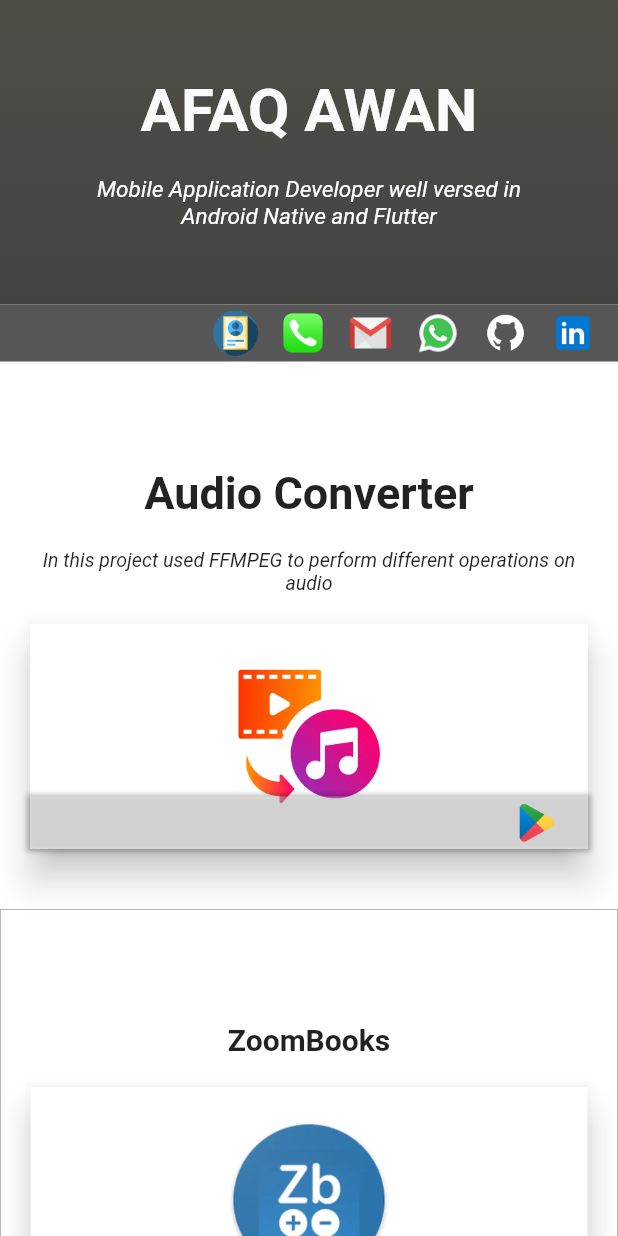
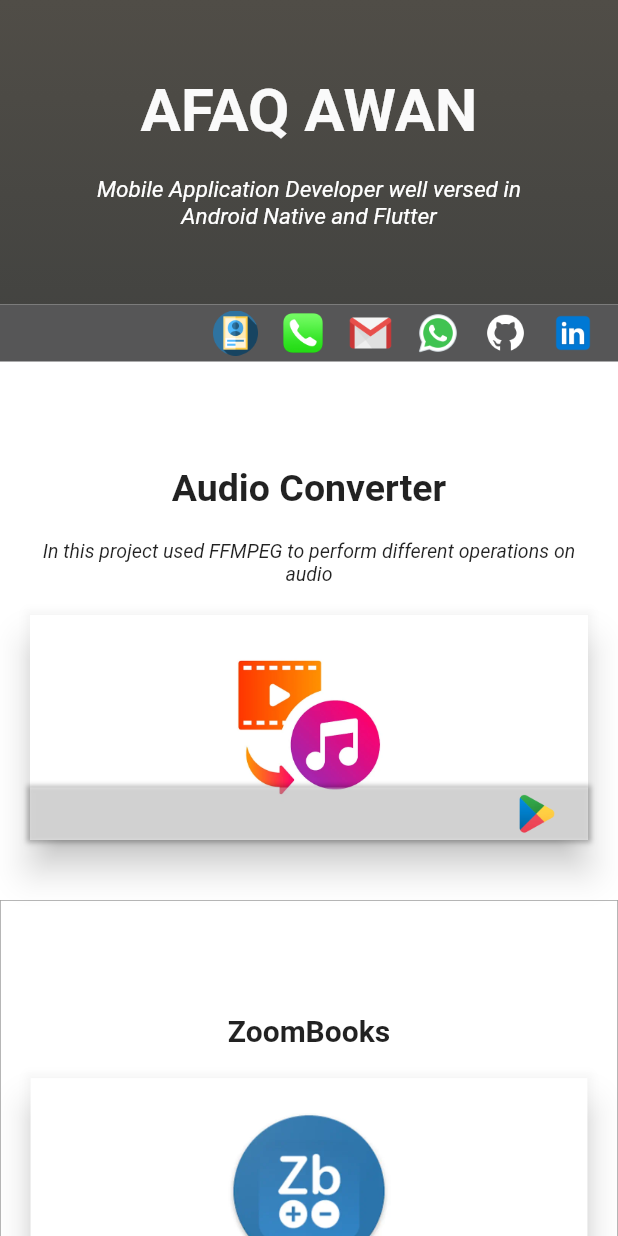
Before and after one commit to afaq35202/portfolio_flutter, a Flutter app: the screen it shows after launch, on a phone screen of 412 x 824 dp. Run offline on Flutter 3.47's test engine with Material 2 defaults, Android fonts, the phone set to English and light mode, and no system bars; drawn by our look-alikes of animated_text_kit; our stand-ins replace google_fonts.

Commit message:
set items responsiveness

```diff
--- a/lib/home_page.dart
+++ b/lib/home_page.dart
@@ -31,16 +31,16 @@ class Home extends StatelessWidget {
               height: 50,
             ),
             Responsive(
-                mobile: body(true, context),
-                tablet: body(true, context),
-                desktop: body(false, context)),
+                mobile: body(CheckDevice.isMobile, context),
+                tablet: body(CheckDevice.isTablet, context),
+                desktop: body(CheckDevice.isDesktop, context)),
           ],
         ),
       ),
     ));
   }
 
-  Widget body(bool isMobile, BuildContext context) {
+  Widget body(CheckDevice device, BuildContext context) {
     final mainItem = ItemsDataModel(
         "Audio Converter",
         "assets/video_to_mp3.webp",
@@ -65,7 +65,7 @@ class Home extends StatelessWidget {
                           ColorizeAnimatedText(
                             'AFAQ AWAN',
                             textStyle: TextStyle(
-                                fontSize: isMobile ? 40 : 50,
+                                fontSize: device==CheckDevice.isMobile ? 40 : 50,
                                 color: Colors.white,
                                 fontWeight: FontWeight.bold),
                             textAlign: TextAlign.center,
@@ -85,7 +85,7 @@ class Home extends StatelessWidget {
                             textAlign: TextAlign.center,
                             cursor: "|",
                             textStyle: TextStyle(
-                                fontSize: isMobile ? 15 : 20,
+                                fontSize: device==CheckDevice.isMobile ? 15 : 20,
                                 color: Colors.white,
                                 fontWeight: FontWeight.normal,
                                 fontStyle: FontStyle.italic),
@@ -97,7 +97,7 @@ class Home extends StatelessWidget {
                         displayFullTextOnTap: true,
                         stopPauseOnTap: true,
                       ),
-                      if (isMobile)
+                      if (device==CheckDevice.isMobile)
                         const SizedBox(
                           height: 50,
                         ),
@@ -105,7 +105,7 @@ class Home extends StatelessWidget {
                   ),
                 ),
               ),
-              if (!isMobile)
+              if (device!=CheckDevice.isMobile)
                 Image.asset(
                   "assets/profile.png",
                   width: 285,
@@ -118,12 +118,12 @@ class Home extends StatelessWidget {
         Container(
           color: Colors.white,
           width: double.infinity,
-          margin: EdgeInsets.symmetric(horizontal: isMobile ? 0 : 50),
+          margin: EdgeInsets.symmetric(horizontal: device==CheckDevice.isMobile ? 0 : 50),
           child: Column(
             children: [
               Row(
                 children: [
-                  if (!isMobile)
+                  if (device!=CheckDevice.isMobile)
                     Container(
                       padding: const EdgeInsets.symmetric(horizontal: 10.0),
                       child: const Text(
@@ -141,47 +141,47 @@ class Home extends StatelessWidget {
                         SocialIcon(
                           path: "assets/cv.webp",
                           url: Constants.cvUrl,
-                          isMobile: isMobile,
-                        ), const SizedBox(
+                          isMobile: device==CheckDevice.isMobile,
+                        ),
+                        const SizedBox(
                           width: 15,
                         ),
                         SocialIcon(
                           path: "assets/call.webp",
                           url: Constants.callUrl,
-                          isMobile: isMobile,
+                          isMobile: device==CheckDevice.isMobile,
                         ),
                         const SizedBox(
                           width: 15,
-                        ),SocialIcon(
+                        ),
+                        SocialIcon(
                             path: "assets/gmail.webp",
                             url: Constants.linkdinUrl,
-                            isMobile: isMobile,
-                            isEmail: true
-                        ),
-
+                            isMobile: device==CheckDevice.isMobile,
+                            isEmail: true),
                         const SizedBox(
                           width: 15,
                         ),
                         SocialIcon(
                           path: "assets/whatsapp.webp",
                           url: Constants.whatsappUrl,
-                          isMobile: isMobile,
-                        ),
-                        const SizedBox(
-                          width: 15,
-                        ),SocialIcon(
-                          path: "assets/github.webp",
-                          url: Constants.githubUrl,
-                          isMobile: isMobile,
+                          isMobile: device==CheckDevice.isMobile,
                         ),
                         const SizedBox(
                           width: 15,
                         ),
-
+                        SocialIcon(
+                          path: "assets/github.webp",
+                          url: Constants.githubUrl,
+                          isMobile: device==CheckDevice.isMobile,
+                        ),
+                        const SizedBox(
+                          width: 15,
+                        ),
                         SocialIcon(
                           path: "assets/linkdin.webp",
                           url: Constants.linkdinUrl,
-                          isMobile: isMobile,
+                          isMobile: device==CheckDevice.isMobile,
                         ),
                         const SizedBox(
                           width: 15,
@@ -202,7 +202,7 @@ class Home extends StatelessWidget {
                       "Audio Converter",
                       textAlign: TextAlign.center,
                       style: TextStyle(
-                          fontSize: isMobile ? 30 : 40,
+                          fontSize: device==CheckDevice.isMobile ? 25 : 30,
                           fontWeight: FontWeight.bold),
                     ),
                     const SizedBox(
@@ -212,13 +212,13 @@ class Home extends StatelessWidget {
                       "In this project used FFMPEG to perform different operations on audio",
                       style: TextStyle(
                           fontStyle: FontStyle.italic,
-                          fontSize: isMobile ? 13 : 16),
+                          fontSize: device==CheckDevice.isMobile ? 13 : 16),
                       textAlign: TextAlign.center,
                     ),
                     const SizedBox(
                       height: 20,
                     ),
-                    ContentWidget(isMobile: isMobile, model: mainItem),
+                    ContentWidget(device: device, model: mainItem),
                     const SizedBox(
                       height: 20,
                     ),
@@ -226,9 +226,15 @@ class Home extends StatelessWidget {
                 ),
               ),
               const Responsive(
-                mobile: ItemsWidget(isMobile: true),
-                tablet: ItemsWidget(isMobile: true),
-                desktop: ItemsWidget(isMobile: false),
+                mobile: ItemsWidget(
+                  checkDevice: CheckDevice.isMobile,
+                ),
+                tablet: ItemsWidget(
+                  checkDevice: CheckDevice.isTablet,
+                ),
+                desktop: ItemsWidget(
+                  checkDevice: CheckDevice.isDesktop,
+                ),
               ),
             ],
           ),
--- a/lib/utils/constants.dart
+++ b/lib/utils/constants.dart
@@ -39,3 +39,4 @@ class Constants {
   static const String callUrl = 'tel://+923224022942';
   static const String email = 'afaqawan887@gmail.com';
 }
+enum CheckDevice { isMobile, isTablet, isDesktop }
--- a/lib/widgets/content_widget.dart
+++ b/lib/widgets/content_widget.dart
@@ -1,13 +1,14 @@
 import 'package:flutter/material.dart';
 import 'package:portfolio/data_model/items_data_model.dart';
+import 'package:portfolio/utils/constants.dart';
 
 import 'bottom_hover_widget.dart';
 
 class ContentWidget extends StatefulWidget {
-  final bool isMobile;
+  final CheckDevice device;
   final ItemsDataModel model;
 
-  const ContentWidget({super.key, required this.isMobile,required this.model});
+  const ContentWidget({super.key, required this.device, required this.model});
 
   @override
   State<ContentWidget> createState() => _ContentWidgetState();
@@ -25,8 +26,10 @@ class _ContentWidgetState extends State<ContentWidget> {
         setState(() {});
       },
       child: SizedBox(
-        width: widget.isMobile?double.infinity:MediaQuery.of(context).size.width/2,
-        height: widget.isMobile?150:200,
+        width: widget.device == CheckDevice.isMobile||widget.device==CheckDevice.isTablet
+            ? double.infinity
+            : MediaQuery.of(context).size.width / 2.5,
+        height: widget.device == CheckDevice.isMobile||widget.device==CheckDevice.isTablet ? 150 : 200,
         child: Stack(
           children: [
             Material(
@@ -35,12 +38,13 @@ class _ContentWidgetState extends State<ContentWidget> {
                   padding: const EdgeInsets.symmetric(vertical: 20),
                   color: Colors.white,
                   alignment: Alignment.center,
-                  child:Image.asset(
+                  child: Image.asset(
                     widget.model.imagePath,
                   )),
             ),
             BottomHoverWidget(
-              isItemHover: widget.isMobile?true:isHover,
+              isItemHover:
+                  widget.device == CheckDevice.isMobile ? true : isHover,
               isAppStore: widget.model.urlAppStore.isNotEmpty,
               playStoreUrl: widget.model.urlPlayStore,
               appStoreUrl: widget.model.urlAppStore,
--- a/lib/widgets/grid_item_widget.dart
+++ b/lib/widgets/grid_item_widget.dart
@@ -1,19 +1,21 @@
 import 'package:flutter/material.dart';
+import 'package:portfolio/utils/constants.dart';
 
 import '../data_model/items_data_model.dart';
 import 'content_widget.dart';
 
 class GridItem extends StatelessWidget {
   final ItemsDataModel model;
-  final bool isMobile;
+  final CheckDevice device;
 
-  const GridItem({super.key, required this.model, required this.isMobile});
+  const GridItem({super.key, required this.model, required this.device});
 
   @override
   Widget build(BuildContext context) {
     return Container(
       width: double.infinity,
-      decoration: BoxDecoration(border: Border.all(color: Colors.grey,width: 0.5)),
+      decoration:
+          BoxDecoration(border: Border.all(color: Colors.grey, width: 0.5)),
       padding: const EdgeInsets.all(20),
       child: Column(
         mainAxisAlignment: MainAxisAlignment.center,
@@ -24,20 +26,22 @@ class GridItem extends StatelessWidget {
             model.title,
             textAlign: TextAlign.center,
             style: TextStyle(
-                fontSize: isMobile ? 20 : 30, fontWeight: FontWeight.bold),
+                fontSize: device == CheckDevice.isMobile ? 20 : 25,
+                fontWeight: FontWeight.bold),
           ),
           const SizedBox(
             height: 20,
           ),
           ContentWidget(
-            isMobile: isMobile,
+            device: device,
             model: model,
           ),
           const Spacer(),
           Expanded(
             child: Text(
               model.description,
-              style:  TextStyle(fontSize: isMobile?13:16),
+              style:
+                  TextStyle(fontSize: device == CheckDevice.isMobile ? 13 : 16),
               textAlign: TextAlign.center,
             ),
           ),
--- a/lib/widgets/items_widget.dart
+++ b/lib/widgets/items_widget.dart
@@ -5,9 +5,9 @@ import 'package:portfolio/utils/constants.dart';
 import 'grid_item_widget.dart';
 
 class ItemsWidget extends StatelessWidget {
-  final bool isMobile;
+  final CheckDevice checkDevice;
 
-  const ItemsWidget({super.key, required this.isMobile});
+  const ItemsWidget({super.key, required this.checkDevice});
 
   @override
   Widget build(BuildContext context) {
@@ -50,19 +50,27 @@ class ItemsWidget extends StatelessWidget {
           Constants.kosherApp),
     ];
     double cellWidth = ((MediaQuery.of(context).size.width - 0) / 2);
-    double desiredCellHeight = isMobile ? 200 : 600;
+    double desiredCellHeight = checkDevice == CheckDevice.isMobile
+        ? 200
+        : checkDevice == CheckDevice.isTablet
+            ? 600
+            : 800;
     double childAspectRatio = cellWidth / desiredCellHeight;
     return GridView.builder(
         shrinkWrap: true,
         itemCount: itemsData.length,
         physics: const NeverScrollableScrollPhysics(),
         gridDelegate: SliverGridDelegateWithFixedCrossAxisCount(
-            crossAxisCount: isMobile ? 1 : 2,
+            crossAxisCount: checkDevice == CheckDevice.isMobile
+                ? 1
+                : checkDevice == CheckDevice.isTablet
+                    ? 2
+                    : 3,
             childAspectRatio: childAspectRatio),
         itemBuilder: (context, index) {
           return GridItem(
             model: itemsData[index],
-            isMobile: isMobile,
+            device: checkDevice,
           );
         });
   }
```
